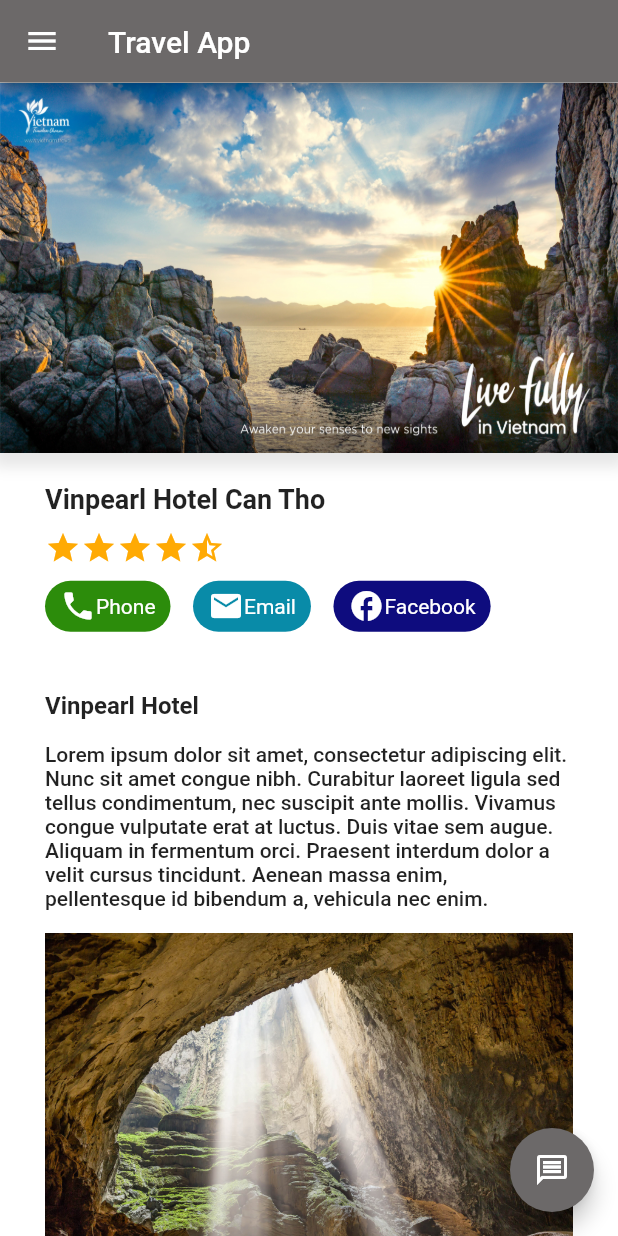
After one commit to Vires17/travelapp, a Flutter app: the HotelDetailsView screen opened by its route, in the side drawer, after a tap on the "message" icon, on a phone screen of 412 x 824 dp. The commit adds this screen. Run offline on Flutter 3.47's test engine with Material 2 defaults, Android fonts, the phone set to English and light mode, and no system bars; our stand-ins replace get, shared_preferences; accounts and stored records are empty.

Commit message:
feat: add hotel details page UI

```diff
--- a/lib/app/components/HotelCard.dart
+++ b/lib/app/components/HotelCard.dart
@@ -6,12 +6,16 @@ class HotelCard extends StatelessWidget {
     required this.image,
     required this.name,
     required this.price,
+    required this.onPress,
   }) : super(key: key);
   final String image, name, price;
+  final GestureTapCallback onPress;
 
   @override
   Widget build(BuildContext context) {
-    return Column(
+    return InkWell(
+      onTap: onPress,
+      child: Column(
         children: [
           Container(
             decoration: BoxDecoration(
@@ -28,6 +32,7 @@ class HotelCard extends StatelessWidget {
           Text(name),
           Text(price),
         ],
+      ),
     );
   }
 }
--- /dev/null
+++ b/lib/app/components/Rating.dart
@@ -0,0 +1,52 @@
+import 'package:flutter/material.dart';
+
+// typedef void RatingChangeCallback(double rating);
+
+class StarRating extends StatelessWidget {
+  final int starCount;
+  final double rating;
+  // final RatingChangeCallback onRatingChanged;
+  final Color color;
+
+  StarRating({
+    required this.starCount,
+    required this.rating,
+    // required this.onRatingChanged,
+    required this.color,
+  });
+
+  Widget buildStar(BuildContext context, int index) {
+    Icon icon;
+    if (index >= rating) {
+      icon = new Icon(
+        Icons.star_border,
+        color: Colors.grey,
+      );
+    } else if (index > rating - 1 && index < rating) {
+      icon = new Icon(
+        Icons.star_half,
+        color: color ?? Theme.of(context).primaryColor,
+      );
+    } else {
+      icon = new Icon(
+        Icons.star,
+        color: color ?? Theme.of(context).primaryColor,
+      );
+    }
+    return new InkResponse(
+      // onTap:
+      //     onRatingChanged == null ? null : () => onRatingChanged(index + 1.0),
+      onTap: () {
+        //
+      },
+      child: icon,
+    );
+  }
+
+  @override
+  Widget build(BuildContext context) {
+    return new Row(
+        children:
+            new List.generate(starCount, (index) => buildStar(context, index)));
+  }
+}
--- /dev/null
+++ b/lib/app/components/TagContact.dart
@@ -0,0 +1,42 @@
+import 'package:flutter/material.dart';
+
+class TagContact extends StatelessWidget {
+  TagContact({
+    required this.backgroundColor,
+    this.color = Colors.white,
+    required this.text,
+    required this.icon,
+    Key? key,
+  }) : super(key: key);
+
+  final Color color, backgroundColor;
+  final String text;
+  final IconData icon;
+
+  @override
+  Widget build(BuildContext context) {
+    return Container(
+      padding: EdgeInsets.symmetric(horizontal: 10, vertical: 5),
+      height: 34,
+      decoration: BoxDecoration(
+        color: backgroundColor,
+        borderRadius: BorderRadius.circular(25),
+      ),
+      child: Row(
+        mainAxisAlignment: MainAxisAlignment.spaceAround,
+        children: [
+          Icon(
+            icon,
+            color: color,
+          ),
+          Text(
+            text,
+            style: TextStyle(
+              color: color,
+            ),
+          )
+        ],
+      ),
+    );
+  }
+}
--- a/lib/app/modules/home/views/components/hotels.dart
+++ b/lib/app/modules/home/views/components/hotels.dart
@@ -1,6 +1,8 @@
 import 'package:flutter/material.dart';
+import 'package:get/get.dart';
 import 'package:travelapp/app/components/HeaderTitle.dart';
 import 'package:travelapp/app/components/HotelCard.dart';
+import 'package:travelapp/app/routes/app_pages.dart';
 
 class Hotels extends StatelessWidget {
   Hotels({
@@ -31,13 +33,15 @@ class Hotels extends StatelessWidget {
             shrinkWrap: true,
             physics: const NeverScrollableScrollPhysics(),
             children: List.generate(
-              20,
+              5,
               (index) {
                 return HotelCard(
-                  image: "assets/vinpearl_hotel_CT.png",
-                  name: 'Vinpearl Hotel Can Tho',
-                  price: 'From \$40',
-                );
+                    image: "assets/vinpearl_hotel_CT.png",
+                    name: 'Vinpearl Hotel Can Tho',
+                    price: 'From \$40',
+                    onPress: () {
+                      Get.toNamed(Routes.HOTEL_DETAILS);
+                    });
               },
             ),
           ),
--- /dev/null
+++ b/lib/app/modules/hotel_details/bindings/hotel_details_binding.dart
@@ -0,0 +1,12 @@
+import 'package:get/get.dart';
+
+import '../controllers/hotel_details_controller.dart';
+
+class HotelDetailsBinding extends Bindings {
+  @override
+  void dependencies() {
+    Get.lazyPut<HotelDetailsController>(
+      () => HotelDetailsController(),
+    );
+  }
+}
--- /dev/null
+++ b/lib/app/modules/hotel_details/controllers/hotel_details_controller.dart
@@ -0,0 +1,20 @@
+import 'package:get/get.dart';
+
+class HotelDetailsController extends GetxController {
+  //TODO: Implement HotelDetailsController
+
+  final count = 0.obs;
+  @override
+  void onInit() {
+    super.onInit();
+  }
+
+  @override
+  void onReady() {
+    super.onReady();
+  }
+
+  @override
+  void onClose() {}
+  void increment() => count.value++;
+}
--- /dev/null
+++ b/lib/app/modules/hotel_details/views/another_hotels.dart
@@ -0,0 +1,55 @@
+import 'package:flutter/material.dart';
+import 'package:get/get.dart';
+import 'package:travelapp/app/components/HeaderTitle.dart';
+import 'package:travelapp/app/components/HotelCard.dart';
+import 'package:travelapp/app/routes/app_pages.dart';
+
+class AnotherHotels extends StatelessWidget {
+  AnotherHotels({
+    Key? key,
+  }) : super(key: key);
+
+  final List<String> destinations = <String>[
+    'Hạ Long Bay',
+    'Hà Nội',
+    'Đà Nẵng'
+  ];
+
+  @override
+  Widget build(BuildContext context) {
+    Size size = MediaQuery.of(context).size;
+    double cardWidth = MediaQuery.of(context).size.width / 3.3;
+    double cardHeight = MediaQuery.of(context).size.height / 3.6;
+    return Container(
+      padding: EdgeInsets.symmetric(horizontal: 30, vertical: 20),
+      child: Column(
+        children: [
+          HeaderTitle(
+            title: "Another Hotels",
+          ),
+          Container(
+            margin: EdgeInsets.symmetric(vertical: 15),
+            child: GridView.count(
+              childAspectRatio: 1 / 1.2,
+              crossAxisCount: 2,
+              shrinkWrap: true,
+              physics: const NeverScrollableScrollPhysics(),
+              children: List.generate(
+                3,
+                (index) {
+                  return HotelCard(
+                      image: "assets/vinpearl_hotel_CT.png",
+                      name: 'Vinpearl Hotel Can Tho',
+                      price: 'From \$40',
+                      onPress: () {
+                        Get.toNamed(Routes.HOTEL_DETAILS);
+                      });
+                },
+              ),
+            ),
+          ),
+        ],
+      ),
+    );
+  }
+}
--- /dev/null
+++ b/lib/app/modules/hotel_details/views/components/Cover.dart
@@ -0,0 +1,42 @@
+import 'package:flutter/material.dart';
+
+class Cover extends StatelessWidget {
+  const Cover({
+    Key? key,
+    required this.size,
+  }) : super(key: key);
+
+  final Size size;
+
+  @override
+  Widget build(BuildContext context) {
+    return Container(
+      width: size.width,
+      height: size.height * 0.3,
+      // height: 286,
+      decoration: BoxDecoration(
+        color: Colors.white,
+      ),
+      child: DecoratedBox(
+        decoration: BoxDecoration(
+          boxShadow: [
+            BoxShadow(
+              color: Colors.grey.withOpacity(0.25),
+              spreadRadius: 5,
+              blurRadius: 7,
+              offset: Offset(0, 4), // changes position of shadow
+            ),
+          ],
+        ),
+        child: ClipRRect(
+          child: Image.asset(
+            "assets/nhatrang-01-min_1.jpg",
+            height: double.infinity,
+            width: double.infinity,
+            fit: BoxFit.fill,
+          ),
+        ),
+      ),
+    );
+  }
+}
--- /dev/null
+++ b/lib/app/modules/hotel_details/views/hotel_content.dart
@@ -0,0 +1,48 @@
+import 'package:flutter/material.dart';
+
+class HotelContent extends StatelessWidget {
+  const HotelContent({
+    Key? key,
+  }) : super(key: key);
+
+  @override
+  Widget build(BuildContext context) {
+    return Container(
+      padding: EdgeInsets.symmetric(horizontal: 30, vertical: 20),
+      child: Column(
+        crossAxisAlignment: CrossAxisAlignment.start,
+        mainAxisAlignment: MainAxisAlignment.start,
+        children: [
+          Text(
+            'Vinpearl Hotel',
+            style: TextStyle(
+              fontSize: 16,
+              fontWeight: FontWeight.bold,
+            ),
+          ),
+          SizedBox(height: 15),
+          Text(
+            'Lorem ipsum dolor sit amet, consectetur adipiscing elit. Nunc sit amet congue nibh. Curabitur laoreet ligula sed tellus condimentum, nec suscipit ante mollis. Vivamus congue vulputate erat at luctus. Duis vitae sem augue. Aliquam in fermentum orci. Praesent interdum dolor a velit cursus tincidunt. Aenean massa enim, pellentesque id bibendum a, vehicula nec enim.',
+            style: TextStyle(
+              fontSize: 14,
+              fontWeight: FontWeight.w500,
+            ),
+          ),
+          SizedBox(height: 15),
+          Image.asset(
+            "assets/Hang-Son-Doong-1.jpg",
+            fit: BoxFit.fill,
+          ),
+          SizedBox(height: 15),
+          Text(
+            'Lorem ipsum dolor sit amet, consectetur adipiscing elit. Nunc sit amet congue nibh. Curabitur laoreet ligula sed tellus condimentum, nec suscipit ante mollis. Vivamus congue vulputate erat at luctus. Duis vitae sem augue. Aliquam in fermentum orci. Praesent interdum dolor a velit cursus tincidunt. Aenean massa enim, pellentesque id bibendum a, vehicula nec enim.',
+            style: TextStyle(
+              fontSize: 14,
+              fontWeight: FontWeight.w500,
+            ),
+          ),
+        ],
+      ),
+    );
+  }
+}
--- /dev/null
+++ b/lib/app/modules/hotel_details/views/hotel_details_view.dart
@@ -0,0 +1,60 @@
+import 'package:flutter/material.dart';
+
+import 'package:get/get.dart';
+import 'package:travelapp/app/components/layouts/appbar.dart';
+import 'package:travelapp/app/components/layouts/drawer.dart';
+import 'package:travelapp/app/modules/hotel_details/views/another_hotels.dart';
+import 'package:travelapp/app/modules/hotel_details/views/components/Cover.dart';
+import 'package:travelapp/app/modules/hotel_details/views/hotel_content.dart';
+import 'package:travelapp/app/modules/hotel_details/views/title.dart';
+
+import '../controllers/hotel_details_controller.dart';
+
+class HotelDetailsView extends GetView<HotelDetailsController> {
+  final hotelDetailScaffoldKey = GlobalKey<ScaffoldState>();
+  @override
+  Widget build(BuildContext context) {
+    Size size = MediaQuery.of(context).size;
+    return Scaffold(
+      key: hotelDetailScaffoldKey,
+      backgroundColor: Colors.white,
+      appBar: TravelAppBar(
+        onPress: () {
+          hotelDetailScaffoldKey.currentState!.openDrawer();
+        },
+      ),
+      floatingActionButton: FloatingActionButton(
+        onPressed: () {
+          //
+        },
+        child: Icon(Icons.message_outlined),
+        backgroundColor: Color(0xFF6C6969),
+      ),
+      drawer: buildDrawer(context),
+      body: SingleChildScrollView(
+        child: Container(
+          width: size.width,
+          child: Column(
+            crossAxisAlignment: CrossAxisAlignment.start,
+            mainAxisAlignment: MainAxisAlignment.start,
+            children: [
+              Cover(size: size),
+              HotelTitle(
+                title: 'Vinpearl Hotel Can Tho',
+                star: 1234,
+                viewer: 1234,
+              ),
+              HotelContent(),
+              AnotherHotels(),
+            ],
+          ),
+        ),
+      ),
+    );
+  }
+
+  Widget buildDrawer(BuildContext context) {
+    Size size = MediaQuery.of(context).size;
+    return MyDrawer(screenContext: context);
+  }
+}
--- /dev/null
+++ b/lib/app/modules/hotel_details/views/title.dart
@@ -0,0 +1,62 @@
+import 'package:flutter/material.dart';
+import 'package:travelapp/app/components/Rating.dart';
+import 'package:travelapp/app/components/TagContact.dart';
+
+class HotelTitle extends StatelessWidget {
+  HotelTitle({
+    Key? key,
+    required this.title,
+    required this.star,
+    required this.viewer,
+  }) : super(key: key);
+
+  final String title;
+  final int star, viewer;
+
+  @override
+  Widget build(BuildContext context) {
+    return Container(
+      padding: EdgeInsets.symmetric(horizontal: 30, vertical: 20),
+      child: Column(
+        crossAxisAlignment: CrossAxisAlignment.start,
+        children: [
+          Text(
+            title,
+            style: TextStyle(
+              fontSize: 18,
+              fontWeight: FontWeight.bold,
+            ),
+          ),
+          SizedBox(height: 10),
+          StarRating(
+            starCount: 5,
+            rating: 4.5,
+            color: Color(0xffFFAA04),
+          ),
+          SizedBox(height: 10),
+          Row(
+            children: [
+              TagContact(
+                backgroundColor: Color(0xff2C8C0B),
+                text: 'Phone',
+                icon: Icons.phone,
+              ),
+              SizedBox(width: 15),
+              TagContact(
+                backgroundColor: Color(0xff098BA8),
+                text: 'Email',
+                icon: Icons.email,
+              ),
+              SizedBox(width: 15),
+              TagContact(
+                backgroundColor: Color(0xff0E0C7E),
+                text: 'Facebook',
+                icon: Icons.facebook,
+              ),
+            ],
+          ),
+        ],
+      ),
+    );
+  }
+}
--- a/lib/app/routes/app_pages.dart
+++ b/lib/app/routes/app_pages.dart
@@ -2,6 +2,8 @@ import 'package:get/get.dart';
 
 import '../modules/home/bindings/home_binding.dart';
 import '../modules/home/views/home_view.dart';
+import '../modules/hotel_details/bindings/hotel_details_binding.dart';
+import '../modules/hotel_details/views/hotel_details_view.dart';
 import '../modules/login/bindings/login_binding.dart';
 import '../modules/login/views/login_view.dart';
 import '../modules/option/bindings/option_binding.dart';
@@ -44,5 +46,10 @@ class AppPages {
       page: () => PostDetailsView(),
       binding: PostDetailsBinding(),
     ),
+    GetPage(
+      name: _Paths.HOTEL_DETAILS,
+      page: () => HotelDetailsView(),
+      binding: HotelDetailsBinding(),
+    ),
   ];
 }
--- a/lib/app/routes/app_routes.dart
+++ b/lib/app/routes/app_routes.dart
@@ -8,6 +8,7 @@ abstract class Routes {
   static const REGISTER = _Paths.REGISTER;
   static const LOGIN = _Paths.LOGIN;
   static const POST_DETAILS = _Paths.POST_DETAILS;
+  static const HOTEL_DETAILS = _Paths.HOTEL_DETAILS;
 }
 
 abstract class _Paths {
@@ -17,4 +18,5 @@ abstract class _Paths {
   static const REGISTER = '/register';
   static const LOGIN = '/login';
   static const POST_DETAILS = '/post-details';
+  static const HOTEL_DETAILS = '/hotel-details';
 }
```
Lines whose indentation alone changed are shown as unchanged.
